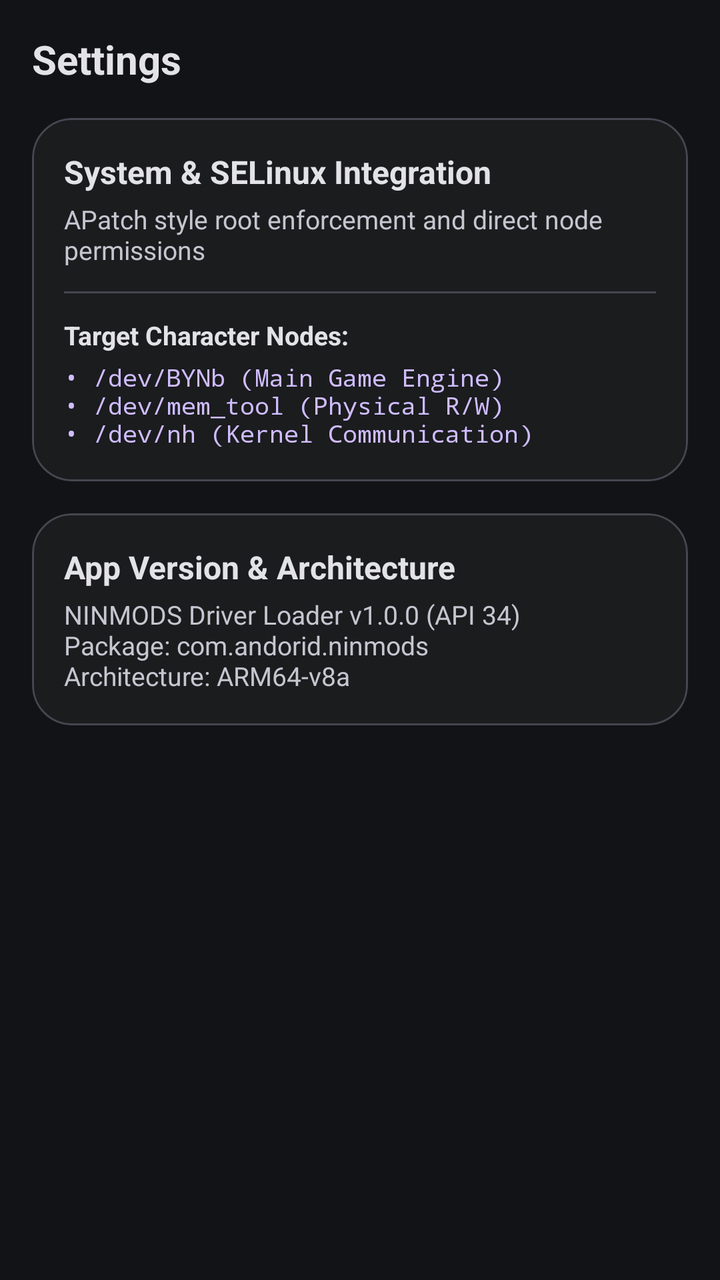
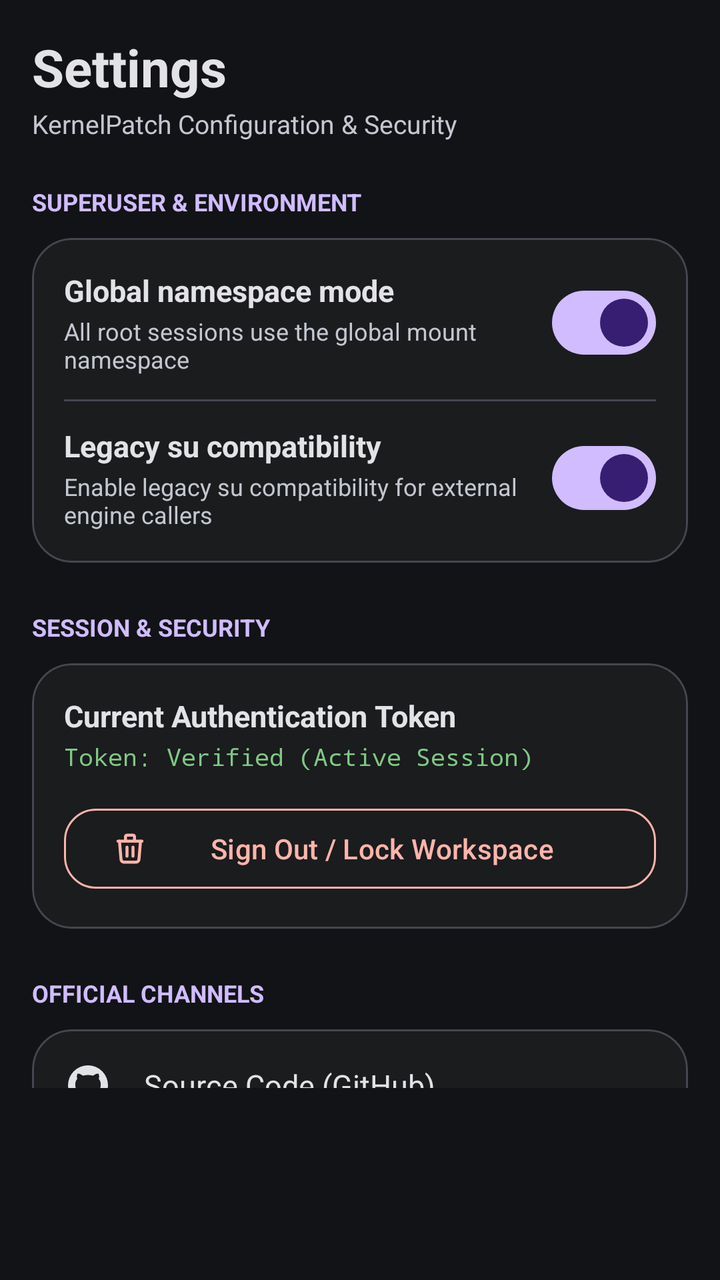

Screens rendered from an Android XML layout before and after an edit, with the pre-edit source and the edit as a unified diff.
<!-- AndroidManifest.xml: application theme Theme.DriverLoader -->
<!-- res/layout/fragment_settings.xml -->
<?xml version="1.0" encoding="utf-8"?>
<LinearLayout xmlns:android="http://schemas.android.com/apk/res/android"
    xmlns:app="http://schemas.android.com/apk/res-auto"
    android:layout_width="match_parent"
    android:layout_height="match_parent"
    android:orientation="vertical"
    android:background="@color/apatch_background"
    android:padding="16dp">

    <TextView
        android:layout_width="wrap_content"
        android:layout_height="wrap_content"
        android:text="@string/nav_settings"
        android:textColor="@color/apatch_text_primary"
        android:textSize="20sp"
        android:textStyle="bold" />

    <com.google.android.material.card.MaterialCardView
        android:layout_width="match_parent"
        android:layout_height="wrap_content"
        android:layout_marginTop="16dp"
        app:cardCornerRadius="20dp"
        app:cardBackgroundColor="@color/apatch_surface"
        app:strokeColor="@color/apatch_outline"
        app:strokeWidth="1dp">

        <LinearLayout
            android:layout_width="match_parent"
            android:layout_height="wrap_content"
            android:orientation="vertical"
            android:padding="16dp">

            <TextView
                android:layout_width="wrap_content"
                android:layout_height="wrap_content"
                android:text="System &amp; SELinux Integration"
                android:textColor="@color/apatch_text_primary"
                android:textSize="16sp"
                android:textStyle="bold" />

            <TextView
                android:layout_width="wrap_content"
                android:layout_height="wrap_content"
                android:layout_marginTop="4dp"
                android:text="APatch style root enforcement and direct node permissions"
                android:textColor="@color/apatch_text_secondary"
                android:textSize="13sp" />

            <View
                android:layout_width="match_parent"
                android:layout_height="1dp"
                android:layout_marginVertical="12dp"
                android:background="@color/apatch_outline" />

            <TextView
                android:layout_width="wrap_content"
                android:layout_height="wrap_content"
                android:text="Target Character Nodes:"
                android:textColor="@color/apatch_text_primary"
                android:textSize="13sp"
                android:textStyle="bold" />

            <TextView
                android:layout_width="wrap_content"
                android:layout_height="wrap_content"
                android:layout_marginTop="4dp"
                android:text="• /dev/BYNb (Main Game Engine)\n• /dev/mem_tool (Physical R/W)\n• /dev/nh (Kernel Communication)"
                android:textColor="@color/apatch_primary"
                android:fontFamily="monospace"
                android:textSize="12sp" />
        </LinearLayout>
    </com.google.android.material.card.MaterialCardView>

    <com.google.android.material.card.MaterialCardView
        android:layout_width="match_parent"
        android:layout_height="wrap_content"
        android:layout_marginTop="16dp"
        app:cardCornerRadius="20dp"
        app:cardBackgroundColor="@color/apatch_surface"
        app:strokeColor="@color/apatch_outline"
        app:strokeWidth="1dp">

        <LinearLayout
            android:layout_width="match_parent"
            android:layout_height="wrap_content"
            android:orientation="vertical"
            android:padding="16dp">

            <TextView
                android:layout_width="wrap_content"
                android:layout_height="wrap_content"
                android:text="App Version &amp; Architecture"
                android:textColor="@color/apatch_text_primary"
                android:textSize="16sp"
                android:textStyle="bold" />

            <TextView
                android:layout_width="wrap_content"
                android:layout_height="wrap_content"
                android:layout_marginTop="4dp"
                android:text="NINMODS Driver Loader v1.0.0 (API 34)\nPackage: com.andorid.ninmods\nArchitecture: ARM64-v8a"
                android:textColor="@color/apatch_text_secondary"
                android:textSize="13sp" />
        </LinearLayout>
    </com.google.android.material.card.MaterialCardView>

</LinearLayout>
<!-- resources referenced by this layout -->
<resources>
  <color name="apatch_background">#121316</color>
  <color name="apatch_outline">#44474F</color>
  <color name="apatch_primary">#D0BCFF</color>
  <color name="apatch_surface">#1A1C1E</color>
  <color name="apatch_text_primary">#E3E2E6</color>
  <color name="apatch_text_secondary">#C4C6D0</color>
  <string name="nav_settings">Settings</string>
  <color name="apatch_secondary">#CCC2DC</color>
  <!-- unchanged entries left out for length: 1 -->
</resources>

<!-- the commit's change to res/layout/fragment_settings.xml (unified diff, before → after) -->
@@ -1,107 +1,282 @@
 <?xml version="1.0" encoding="utf-8"?>
-<LinearLayout xmlns:android="http://schemas.android.com/apk/res/android"
+<ScrollView xmlns:android="http://schemas.android.com/apk/res/android"
     xmlns:app="http://schemas.android.com/apk/res-auto"
     android:layout_width="match_parent"
     android:layout_height="match_parent"
-    android:orientation="vertical"
     android:background="@color/apatch_background"
-    android:padding="16dp">
-
-    <TextView
-        android:layout_width="wrap_content"
-        android:layout_height="wrap_content"
-        android:text="@string/nav_settings"
-        android:textColor="@color/apatch_text_primary"
-        android:textSize="20sp"
-        android:textStyle="bold" />
-
-    <com.google.android.material.card.MaterialCardView
+    android:paddingHorizontal="16dp"
+    android:paddingTop="16dp"
+    android:paddingBottom="96dp">
+
+    <LinearLayout
         android:layout_width="match_parent"
         android:layout_height="wrap_content"
-        android:layout_marginTop="16dp"
-        app:cardCornerRadius="20dp"
-        app:cardBackgroundColor="@color/apatch_surface"
-        app:strokeColor="@color/apatch_outline"
-        app:strokeWidth="1dp">
-
-        <LinearLayout
+        android:orientation="vertical">
+
+        
+        <TextView
+            android:layout_width="wrap_content"
+            android:layout_height="wrap_content"
+            android:text="Settings"
+            android:textColor="@color/apatch_text_primary"
+            android:textSize="26sp"
+            android:textStyle="bold" />
+
+        <TextView
+            android:layout_width="wrap_content"
+            android:layout_height="wrap_content"
+            android:layout_marginTop="2dp"
+            android:text="KernelPatch Configuration &amp; Security"
+            android:textColor="@color/apatch_text_secondary"
+            android:textSize="13sp" />
+
+        
+        <TextView
+            android:layout_width="wrap_content"
+            android:layout_height="wrap_content"
+            android:layout_marginTop="22dp"
+            android:text="SUPERUSER &amp; ENVIRONMENT"
+            android:textColor="@color/apatch_primary"
+            android:textSize="12sp"
+            android:textStyle="bold" />
+
+        <com.google.android.material.card.MaterialCardView
             android:layout_width="match_parent"
             android:layout_height="wrap_content"
-            android:orientation="vertical"
-            android:padding="16dp">
-
-            <TextView
-                android:layout_width="wrap_content"
+            android:layout_marginTop="10dp"
+            app:cardCornerRadius="20dp"
+            app:cardBackgroundColor="@color/apatch_surface"
+            app:strokeColor="@color/apatch_outline"
+            app:strokeWidth="1dp">
+
+            <LinearLayout
+                android:layout_width="match_parent"
                 android:layout_height="wrap_content"
-                android:text="System &amp; SELinux Integration"
-                android:textColor="@color/apatch_text_primary"
-                android:textSize="16sp"
-                android:textStyle="bold" />
-
-            <TextView
-                android:layout_width="wrap_content"
+                android:orientation="vertical"
+                android:padding="16dp">
+
+                <LinearLayout
+                    android:layout_width="match_parent"
+                    android:layout_height="wrap_content"
+                    android:orientation="horizontal"
+                    android:gravity="center_vertical">
+
+                    <LinearLayout
+                        android:layout_width="0dp"
+                        android:layout_height="wrap_content"
+                        android:layout_weight="1"
+                        android:orientation="vertical">
+
+                        <TextView
+                            android:layout_width="wrap_content"
+                            android:layout_height="wrap_content"
+                            android:text="Global namespace mode"
+                            android:textColor="@color/apatch_text_primary"
+                            android:textSize="15sp"
+                            android:textStyle="bold" />
+
+                        <TextView
+                            android:layout_width="wrap_content"
+                            android:layout_height="wrap_content"
+                            android:layout_marginTop="2dp"
+                            android:text="All root sessions use the global mount namespace"
+                            android:textColor="@color/apatch_text_secondary"
+                            android:textSize="12sp" />
+                    </LinearLayout>
+
+                    <com.google.android.material.materialswitch.MaterialSwitch
+                        android:id="@+id/swGlobalNamespace"
+                        android:layout_width="wrap_content"
+                        android:layout_height="wrap_content"
+                        android:checked="true" />
+                </LinearLayout>
+
+                <View
+                    android:layout_width="match_parent"
+                    android:layout_height="1dp"
+                    android:layout_marginVertical="12dp"
+                    android:background="@color/apatch_outline" />
+
+                <LinearLayout
+                    android:layout_width="match_parent"
+                    android:layout_height="wrap_content"
+                    android:orientation="horizontal"
+                    android:gravity="center_vertical">
+
+                    <LinearLayout
+                        android:layout_width="0dp"
+                        android:layout_height="wrap_content"
+                        android:layout_weight="1"
+                        android:orientation="vertical">
+
+                        <TextView
+                            android:layout_width="wrap_content"
+                            android:layout_height="wrap_content"
+                            android:text="Legacy su compatibility"
+                            android:textColor="@color/apatch_text_primary"
+                            android:textSize="15sp"
+                            android:textStyle="bold" />
+
+                        <TextView
+                            android:layout_width="wrap_content"
+                            android:layout_height="wrap_content"
+                            android:layout_marginTop="2dp"
+                            android:text="Enable legacy su compatibility for external engine callers"
+                            android:textColor="@color/apatch_text_secondary"
+                            android:textSize="12sp" />
+                    </LinearLayout>
+
+                    <com.google.android.material.materialswitch.MaterialSwitch
+                        android:id="@+id/swLegacySu"
+                        android:layout_width="wrap_content"
+                        android:layout_height="wrap_content"
+                        android:checked="true" />
+                </LinearLayout>
+
+            </LinearLayout>
+        </com.google.android.material.card.MaterialCardView>
+
+        
+        <TextView
+            android:layout_width="wrap_content"
+            android:layout_height="wrap_content"
+            android:layout_marginTop="24dp"
+            android:text="SESSION &amp; SECURITY"
+            android:textColor="@color/apatch_primary"
+            android:textSize="12sp"
+            android:textStyle="bold" />
+
+        <com.google.android.material.card.MaterialCardView
+            android:layout_width="match_parent"
+            android:layout_height="wrap_content"
+            android:layout_marginTop="10dp"
+            app:cardCornerRadius="20dp"
+            app:cardBackgroundColor="@color/apatch_surface"
+            app:strokeColor="@color/apatch_outline"
+            app:strokeWidth="1dp">
+
+            <LinearLayout
+                android:layout_width="match_parent"
                 android:layout_height="wrap_content"
-                android:layout_marginTop="4dp"
-                android:text="APatch style root enforcement and direct node permissions"
-                android:textColor="@color/apatch_text_secondary"
-                android:textSize="13sp" />
-
-            <View
+                android:orientation="vertical"
+                android:padding="16dp">
+
+                <TextView
+                    android:layout_width="wrap_content"
+                    android:layout_height="wrap_content"
+                    android:text="Current Authentication Token"
+                    android:textColor="@color/apatch_text_primary"
+                    android:textSize="15sp"
+                    android:textStyle="bold" />
+
+                <TextView
+                    android:id="@+id/tvCurrentAuthKey"
+                    android:layout_width="wrap_content"
+                    android:layout_height="wrap_content"
+                    android:layout_marginTop="2dp"
+                    android:text="Token: Verified (Active Session)"
+                    android:textColor="@color/apatch_success"
+                    android:textSize="12sp"
+                    android:fontFamily="monospace" />
+
+                <com.google.android.material.button.MaterialButton
+                    android:id="@+id/btnLogout"
+                    android:layout_width="match_parent"
+                    android:layout_height="48dp"
+                    android:layout_marginTop="14dp"
+                    android:text="Sign Out / Lock Workspace"
+                    android:textColor="@color/apatch_error"
+                    app:strokeColor="@color/apatch_error"
+                    app:strokeWidth="1dp"
+                    style="@style/Widget.Material3.Button.OutlinedButton"
+                    app:cornerRadius="16dp"
+                    app:icon="@drawable/trash"
+                    app:iconTint="@color/apatch_error" />
+
+            </LinearLayout>
+        </com.google.android.material.card.MaterialCardView>
+
+        
+        <TextView
+            android:layout_width="wrap_content"
+            android:layout_height="wrap_content"
+            android:layout_marginTop="24dp"
+            android:text="OFFICIAL CHANNELS"
+            android:textColor="@color/apatch_primary"
+            android:textSize="12sp"
+            android:textStyle="bold" />
+
+        <com.google.android.material.card.MaterialCardView
+            android:layout_width="match_parent"
+            android:layout_height="wrap_content"
+            android:layout_marginTop="10dp"
+            app:cardCornerRadius="20dp"
+            app:cardBackgroundColor="@color/apatch_surface"
+            app:strokeColor="@color/apatch_outline"
+            app:strokeWidth="1dp">
+
+            <LinearLayout
                 android:layout_width="match_parent"
-                android:layout_height="1dp"
-                android:layout_marginVertical="12dp"
-                android:background="@color/apatch_outline" />
-
-            <TextView
-                android:layout_width="wrap_content"
                 android:layout_height="wrap_content"
-                android:text="Target Character Nodes:"
-                android:textColor="@color/apatch_text_primary"
-                android:textSize="13sp"
-                android:textStyle="bold" />
-
-            <TextView
-                android:layout_width="wrap_content"
-                android:layout_height="wrap_content"
-                android:layout_marginTop="4dp"
-                android:text="• /dev/BYNb (Main Game Engine)\n• /dev/mem_tool (Physical R/W)\n• /dev/nh (Kernel Communication)"
-                android:textColor="@color/apatch_primary"
-                android:fontFamily="monospace"
-                android:textSize="12sp" />
-        </LinearLayout>
-    </com.google.android.material.card.MaterialCardView>
-
-    <com.google.android.material.card.MaterialCardView
-        android:layout_width="match_parent"
-        android:layout_height="wrap_content"
-        android:layout_marginTop="16dp"
-        app:cardCornerRadius="20dp"
-        app:cardBackgroundColor="@color/apatch_surface"
-        app:strokeColor="@color/apatch_outline"
-        app:strokeWidth="1dp">
-
-        <LinearLayout
-            android:layout_width="match_parent"
-            android:layout_height="wrap_content"
-            android:orientation="vertical"
-            android:padding="16dp">
-
-            <TextView
-                android:layout_width="wrap_content"
-                android:layout_height="wrap_content"
-                android:text="App Version &amp; Architecture"
-                android:textColor="@color/apatch_text_primary"
-                android:textSize="16sp"
-                android:textStyle="bold" />
-
-            <TextView
-                android:layout_width="wrap_content"
-                android:layout_height="wrap_content"
-                android:layout_marginTop="4dp"
-                android:text="NINMODS Driver Loader v1.0.0 (API 34)\nPackage: com.andorid.ninmods\nArchitecture: ARM64-v8a"
-                android:textColor="@color/apatch_text_secondary"
-                android:textSize="13sp" />
-        </LinearLayout>
-    </com.google.android.material.card.MaterialCardView>
-
-</LinearLayout>
+                android:orientation="vertical"
+                android:padding="16dp">
+
+                <LinearLayout
+                    android:id="@+id/layoutGithub"
+                    android:layout_width="match_parent"
+                    android:layout_height="wrap_content"
+                    android:orientation="horizontal"
+                    android:gravity="center_vertical"
+                    android:clickable="true"
+                    android:focusable="true">
+
+                    <ImageView
+                        android:layout_width="24dp"
+                        android:layout_height="24dp"
+                        android:src="@drawable/github"
+                        app:tint="@color/apatch_text_primary" />
+
+                    <TextView
+                        android:layout_width="wrap_content"
+                        android:layout_height="wrap_content"
+                        android:layout_marginStart="16dp"
+                        android:text="Source Code (GitHub)"
+                        android:textColor="@color/apatch_text_primary"
+                        android:textSize="15sp" />
+                </LinearLayout>
+
+                <View
+                    android:layout_width="match_parent"
+                    android:layout_height="1dp"
+                    android:layout_marginVertical="12dp"
+                    android:background="@color/apatch_outline" />
+
+                <LinearLayout
+                    android:id="@+id/layoutTelegram"
+                    android:layout_width="match_parent"
+                    android:layout_height="wrap_content"
+                    android:orientation="horizontal"
+                    android:gravity="center_vertical"
+                    android:clickable="true"
+                    android:focusable="true">
+
+                    <ImageView
+                        android:layout_width="24dp"
+                        android:layout_height="24dp"
+                        android:src="@drawable/telegram"
+                        app:tint="@color/apatch_primary" />
+
+                    <TextView
+                        android:layout_width="wrap_content"
+                        android:layout_height="wrap_content"
+                        android:layout_marginStart="16dp"
+                        android:text="Telegram Community"
+                        android:textColor="@color/apatch_text_primary"
+                        android:textSize="15sp" />
+                </LinearLayout>
+
+            </LinearLayout>
+        </com.google.android.material.card.MaterialCardView>
+
+    </LinearLayout>
+</ScrollView>
<!-- resource entries referenced after the edit -->
@@ -1,12 +1,71 @@
 <!-- resources referenced by this layout -->
 <resources>
   <color name="apatch_background">#121316</color>
+  <color name="apatch_error">#FFB4AB</color>
   <color name="apatch_outline">#44474F</color>
   <color name="apatch_primary">#D0BCFF</color>
+  <color name="apatch_success">#81C784</color>
   <color name="apatch_surface">#1A1C1E</color>
   <color name="apatch_text_primary">#E3E2E6</color>
   <color name="apatch_text_secondary">#C4C6D0</color>
-  <string name="nav_settings">Settings</string>
+  <!-- drawable github (drawable) -->
+  <?xml version="1.0" encoding="utf-8"?>
+  <vector xmlns:android="http://schemas.android.com/apk/res/android"
+      android:width="24.0dip"
+      android:height="24.0dip"
+      android:viewportHeight="24.0"
+      android:viewportWidth="24.0">
+      <path
+          android:fillColor="#ffff"
+          android:pathData="M12,2A10,10 0 0,0 2,12C2,16.42 4.87,20.17 8.84,21.5C9.34,21.58 9.5,21.27 9.5,21C9.5,20.77 9.5,20.14 9.5,19.31C6.73,19.91 6.14,17.97 6.14,17.97C5.68,16.81 5.03,16.5 5.03,16.5C4.12,15.88 5.1,15.9 5.1,15.9C6.1,15.97 6.63,16.93 6.63,16.93C7.5,18.45 8.97,18 9.54,17.76C9.63,17.11 9.89,16.67 10.17,16.42C7.95,16.17 5.62,15.31 5.62,11.5C5.62,10.39 6,9.5 6.65,8.79C6.55,8.54 6.2,7.5 6.75,6.15C6.75,6.15 7.59,5.88 9.5,7.17C10.29,6.95 11.15,6.84 12,6.84C12.85,6.84 13.71,6.95 14.5,7.17C16.41,5.88 17.25,6.15 17.25,6.15C17.8,7.5 17.45,8.54 17.35,8.79C18,9.5 18.38,10.39 18.38,11.5C18.38,15.32 16.04,16.16 13.81,16.41C14.17,16.72 14.5,17.33 14.5,18.26C14.5,19.6 14.5,20.68 14.5,21C14.5,21.27 14.66,21.59 15.17,21.5C19.14,20.16 22,16.42 22,12A10,10 0 0,0 12,2Z"/>
+  </vector>
+  <!-- drawable telegram (drawable) -->
+  <vector xmlns:android="http://schemas.android.com/apk/res/android"
+      android:width="24dp"
+      android:height="24dp"
+      android:viewportWidth="1024"
+      android:viewportHeight="1024">
+      <path
+          android:fillColor="#ffff"
+          android:pathData="M769.45,245.76c21.08,-7.47 42.28,-15.36 65.19,-15.36 27.05,0.04 39.94,11.73 40.32,38.83 0.68,44.03 -8.66,87.17 -13.99,130.69 -2.99,24.32 -45.27,285.95 -64.77,392.19 -4.05,22.06 -7.04,44.37 -16.38,65.15 -15.15,33.66 -36.1,43.14 -71.21,31.7 -15.96,-5.21 -29.99,-13.99 -43.78,-23.34 -66.99,-45.27 -211.67,-142.98 -216.7,-146.99 -31.15,-24.87 -36.95,-45.4 -5.42,-78.59 34.86,-36.69 132.44,-124.37 143.15,-134.83a956.84,956.84 0,0 0,84.91 -83.03c5.85,-6.4 12.76,-13.4 5.21,-22.27 -7.34,-8.62 -15.79,-3.84 -23.17,0.73a2884.91,2884.91 0,0 0,-135.42 89.3c-53.72,35.71 -108.46,70.02 -160.77,107.65 -42.67,30.68 -86.74,41.26 -137.47,26.07 -37.89,-11.31 -76.12,-21.5 -113.15,-35.41 -13.87,-5.16 -30.29,-10.45 -30.98,-28.5 -0.6,-16.85 14.12,-24.45 26.79,-31.15 44.16,-23.34 310.61,-136.83 383.62,-166.91 94.55,-38.95 187.61,-81.71 284.03,-115.93z" />
+  </vector>
+  <!-- drawable trash (drawable) -->
+  <vector xmlns:android="http://schemas.android.com/apk/res/android"
+      android:width="24dp"
+      android:height="24dp"
+      android:viewportWidth="24"
+      android:viewportHeight="24">
+      <path
+          android:pathData="M4,7l16,0"
+          android:strokeLineJoin="round"
+          android:strokeWidth="2"
+          android:strokeColor="#ffff"
+          android:strokeLineCap="round"/>
+      <path
+          android:pathData="M10,11l0,6"
+          android:strokeLineJoin="round"
+          android:strokeWidth="2"
+          android:strokeColor="#ffff"
+          android:strokeLineCap="round"/>
+      <path
+          android:pathData="M14,11l0,6"
+          android:strokeLineJoin="round"
+          android:strokeWidth="2"
+          android:strokeColor="#ffff"
+          android:strokeLineCap="round"/>
+      <path
+          android:pathData="M5,7l1,12a2,2 0,0 0,2 2h8a2,2 0,0 0,2 -2l1,-12"
+          android:strokeLineJoin="round"
+          android:strokeWidth="2"
+          android:strokeColor="#ffff"
+          android:strokeLineCap="round"/>
+      <path
+          android:pathData="M9,7v-3a1,1 0,0 1,1 -1h4a1,1 0,0 1,1 1v3"
+          android:strokeLineJoin="round"
+          android:strokeWidth="2"
+          android:strokeColor="#ffff"
+          android:strokeLineCap="round"/>
+  </vector>
   <color name="apatch_secondary">#CCC2DC</color>
   <!-- unchanged entries left out for length: 1 -->
 </resources>
